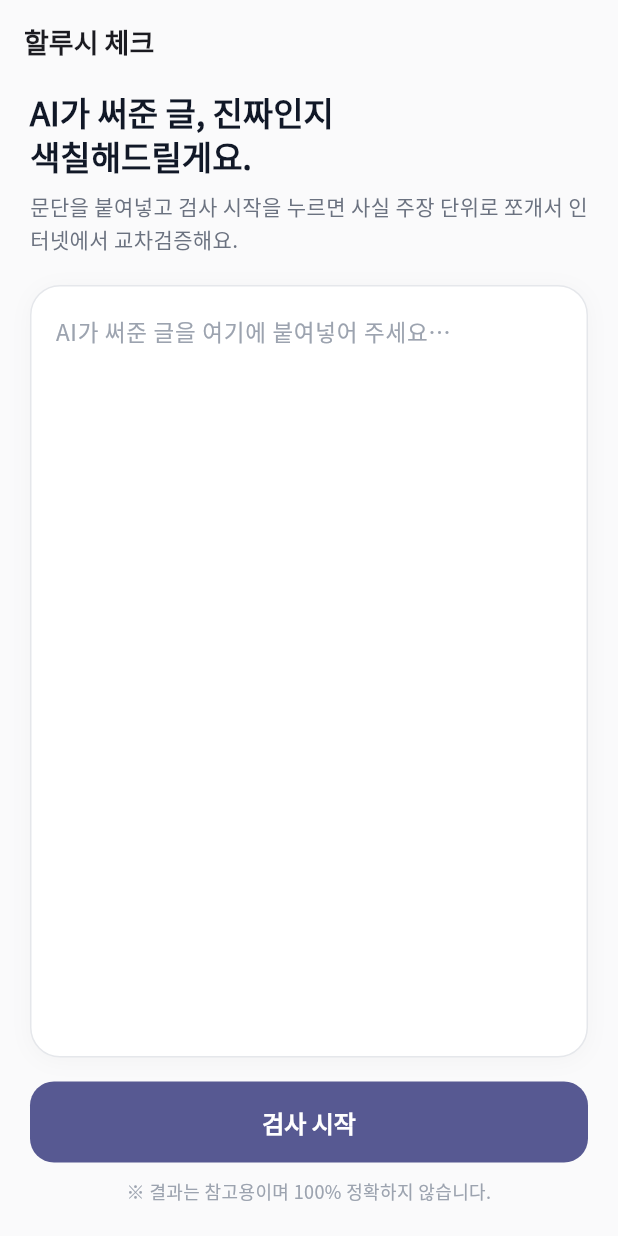
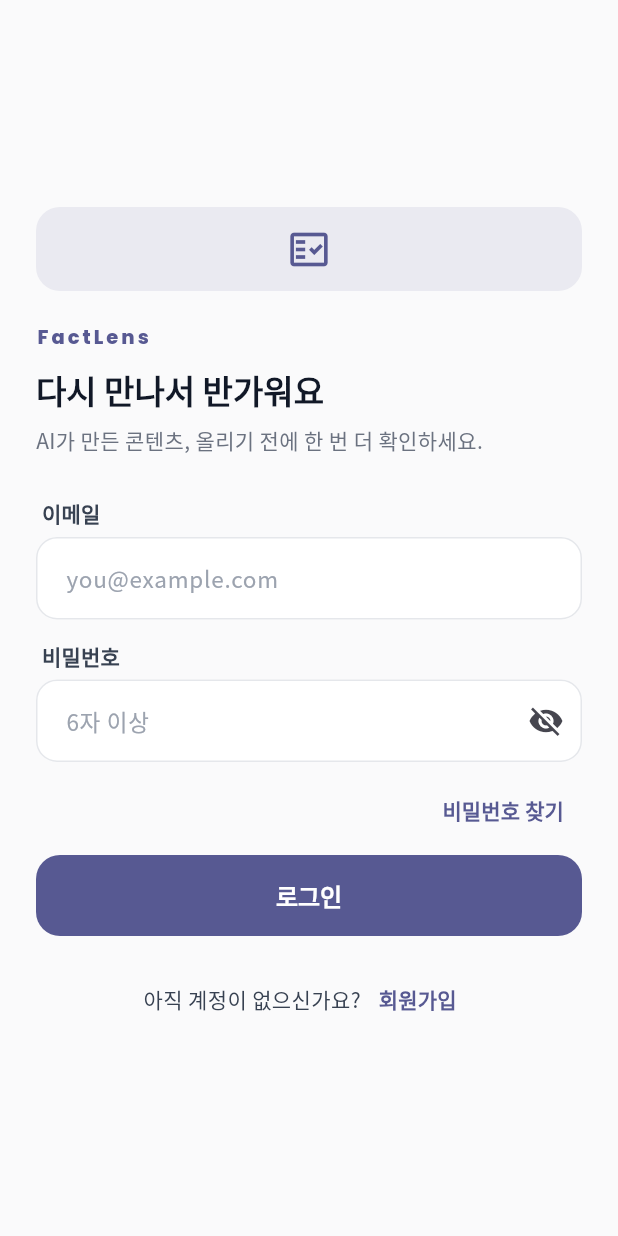
Before and after one commit to aqdevelop/aqdevelop-KKR_AI_hallucination_checkapp, a Flutter app: the screen it shows after launch, on a phone screen of 412 x 824 dp. Run offline on Flutter 3.47's test engine with Material 3 defaults, Android fonts, the phone set to English and light mode, and no system bars; our stand-ins replace dio, firebase_auth, firebase_core, flutter_riverpod, google_fonts; accounts and stored records are empty.

Commit message:
Add Firebase Auth gating (login/signup) to Flutter app
Sets up email/password authentication via firebase_auth as the entry gate to
the app. Firebase config in lib/firebase_options.dart is a placeholder and
must be filled in with values from the user's Firebase Console.

- main.dart: initialize Firebase, route through AuthGate
- lib/state/auth_providers.dart: Riverpod auth state + controller + Korean
  error mapping
- lib/features/auth/auth_gate.dart: stream-driven splash/login/home gate
- lib/features/auth/login_screen.dart: email + password + reset link
- lib/features/auth/signup_screen.dart: email + password + confirm
- lib/features/auth/auth_scaffold.dart: shared FactLens-branded shell
- input_screen.dart: rebrand title to FactLens, retarget copy at shorts
  creators, add account menu with logout

https://claude.ai/code/session_017LmjTM2YLaBWK8mmFvimHJ

```diff
--- /dev/null
+++ b/app/lib/features/auth/auth_gate.dart
@@ -0,0 +1,37 @@
+import 'package:flutter/material.dart';
+import 'package:flutter_riverpod/flutter_riverpod.dart';
+
+import '../../state/auth_providers.dart';
+import '../input/input_screen.dart';
+import 'login_screen.dart';
+
+class AuthGate extends ConsumerWidget {
+  const AuthGate({super.key});
+
+  @override
+  Widget build(BuildContext context, WidgetRef ref) {
+    final auth = ref.watch(authStateProvider);
+    return auth.when(
+      data: (user) => user == null ? const LoginScreen() : const InputScreen(),
+      loading: () => const _Splash(),
+      error: (_, __) => const LoginScreen(),
+    );
+  }
+}
+
+class _Splash extends StatelessWidget {
+  const _Splash();
+
+  @override
+  Widget build(BuildContext context) {
+    return const Scaffold(
+      body: Center(
+        child: SizedBox(
+          width: 28,
+          height: 28,
+          child: CircularProgressIndicator(strokeWidth: 2.4),
+        ),
+      ),
+    );
+  }
+}
--- /dev/null
+++ b/app/lib/features/auth/auth_scaffold.dart
@@ -0,0 +1,88 @@
+import 'package:flutter/material.dart';
+import 'package:google_fonts/google_fonts.dart';
+
+class AuthScaffold extends StatelessWidget {
+  const AuthScaffold({
+    super.key,
+    required this.title,
+    required this.subtitle,
+    required this.child,
+    this.showBack = false,
+  });
+
+  final String title;
+  final String subtitle;
+  final Widget child;
+  final bool showBack;
+
+  @override
+  Widget build(BuildContext context) {
+    final scheme = Theme.of(context).colorScheme;
+    return Scaffold(
+      backgroundColor: scheme.surface,
+      appBar: showBack
+          ? AppBar(
+              backgroundColor: Colors.transparent,
+              elevation: 0,
+              leading: IconButton(
+                icon: const Icon(Icons.arrow_back),
+                onPressed: () => Navigator.of(context).maybePop(),
+              ),
+            )
+          : null,
+      body: SafeArea(
+        child: Center(
+          child: SingleChildScrollView(
+            padding: const EdgeInsets.symmetric(horizontal: 24),
+            child: ConstrainedBox(
+              constraints: const BoxConstraints(maxWidth: 420),
+              child: Column(
+                crossAxisAlignment: CrossAxisAlignment.stretch,
+                children: [
+                  if (!showBack) const SizedBox(height: 28),
+                  Container(
+                    width: 56,
+                    height: 56,
+                    decoration: BoxDecoration(
+                      color: scheme.primary.withValues(alpha: 0.10),
+                      borderRadius: BorderRadius.circular(16),
+                    ),
+                    child: Icon(Icons.fact_check_outlined, color: scheme.primary, size: 30),
+                  ),
+                  const SizedBox(height: 20),
+                  Text(
+                    'FactLens',
+                    style: GoogleFonts.poppins(
+                      fontWeight: FontWeight.w800,
+                      fontSize: 13,
+                      letterSpacing: 2,
+                      color: scheme.primary,
+                    ),
+                  ),
+                  const SizedBox(height: 12),
+                  Text(
+                    title,
+                    style: Theme.of(context).textTheme.headlineSmall?.copyWith(
+                          color: const Color(0xFF111827),
+                          height: 1.25,
+                        ),
+                  ),
+                  const SizedBox(height: 8),
+                  Text(
+                    subtitle,
+                    style: Theme.of(context).textTheme.bodyMedium?.copyWith(
+                          color: const Color(0xFF6B7280),
+                        ),
+                  ),
+                  const SizedBox(height: 28),
+                  child,
+                  const SizedBox(height: 24),
+                ],
+              ),
+            ),
+          ),
+        ),
+      ),
+    );
+  }
+}
--- /dev/null
+++ b/app/lib/features/auth/login_screen.dart
@@ -0,0 +1,213 @@
+import 'package:flutter/material.dart';
+import 'package:flutter_riverpod/flutter_riverpod.dart';
+
+import '../../state/auth_providers.dart';
+import 'auth_scaffold.dart';
+import 'signup_screen.dart';
+
+class LoginScreen extends ConsumerStatefulWidget {
+  const LoginScreen({super.key});
+
+  @override
+  ConsumerState<LoginScreen> createState() => _LoginScreenState();
+}
+
+class _LoginScreenState extends ConsumerState<LoginScreen> {
+  final _formKey = GlobalKey<FormState>();
+  final _emailController = TextEditingController();
+  final _passwordController = TextEditingController();
+  bool _loading = false;
+  bool _obscure = true;
+
+  @override
+  void dispose() {
+    _emailController.dispose();
+    _passwordController.dispose();
+    super.dispose();
+  }
+
+  Future<void> _signIn() async {
+    if (!_formKey.currentState!.validate()) return;
+    setState(() => _loading = true);
+    try {
+      await ref.read(authControllerProvider).signIn(
+            _emailController.text,
+            _passwordController.text,
+          );
+    } catch (e) {
+      if (!mounted) return;
+      ScaffoldMessenger.of(context).showSnackBar(
+        SnackBar(content: Text(firebaseErrorMessage(e))),
+      );
+    } finally {
+      if (mounted) setState(() => _loading = false);
+    }
+  }
+
+  Future<void> _sendReset() async {
+    final email = _emailController.text.trim();
+    if (email.isEmpty || !email.contains('@')) {
+      ScaffoldMessenger.of(context).showSnackBar(
+        const SnackBar(content: Text('이메일을 먼저 입력해주세요.')),
+      );
+      return;
+    }
+    try {
+      await ref.read(authControllerProvider).sendPasswordReset(email);
+      if (!mounted) return;
+      ScaffoldMessenger.of(context).showSnackBar(
+        SnackBar(content: Text('재설정 메일을 보냈어요. ($email)')),
+      );
+    } catch (e) {
+      if (!mounted) return;
+      ScaffoldMessenger.of(context).showSnackBar(
+        SnackBar(content: Text(firebaseErrorMessage(e))),
+      );
+    }
+  }
+
+  @override
+  Widget build(BuildContext context) {
+    return AuthScaffold(
+      title: '다시 만나서 반가워요',
+      subtitle: 'AI가 만든 콘텐츠, 올리기 전에 한 번 더 확인하세요.',
+      child: Form(
+        key: _formKey,
+        child: Column(
+          crossAxisAlignment: CrossAxisAlignment.stretch,
+          children: [
+            _Field(
+              controller: _emailController,
+              label: '이메일',
+              hint: 'you@example.com',
+              keyboardType: TextInputType.emailAddress,
+              validator: (v) {
+                final t = v?.trim() ?? '';
+                if (t.isEmpty) return '이메일을 입력해주세요.';
+                if (!t.contains('@')) return '이메일 형식이 올바르지 않아요.';
+                return null;
+              },
+            ),
+            const SizedBox(height: 14),
+            _Field(
+              controller: _passwordController,
+              label: '비밀번호',
+              hint: '6자 이상',
+              obscure: _obscure,
+              suffix: IconButton(
+                icon: Icon(_obscure ? Icons.visibility_off : Icons.visibility),
+                onPressed: () => setState(() => _obscure = !_obscure),
+              ),
+              validator: (v) {
+                if ((v ?? '').isEmpty) return '비밀번호를 입력해주세요.';
+                return null;
+              },
+            ),
+            const SizedBox(height: 8),
+            Align(
+              alignment: Alignment.centerRight,
+              child: TextButton(
+                onPressed: _sendReset,
+                child: const Text('비밀번호 찾기'),
+              ),
+            ),
+            const SizedBox(height: 6),
+            FilledButton(
+              onPressed: _loading ? null : _signIn,
+              child: _loading
+                  ? const SizedBox(
+                      width: 20,
+                      height: 20,
+                      child: CircularProgressIndicator(strokeWidth: 2.4, color: Colors.white),
+                    )
+                  : const Text('로그인'),
+            ),
+            const SizedBox(height: 18),
+            Row(
+              mainAxisAlignment: MainAxisAlignment.center,
+              children: [
+                Text(
+                  '아직 계정이 없으신가요?',
+                  style: Theme.of(context).textTheme.bodyMedium,
+                ),
+                TextButton(
+                  onPressed: () {
+                    Navigator.of(context).push(
+                      MaterialPageRoute(builder: (_) => const SignupScreen()),
+                    );
+                  },
+                  child: const Text('회원가입'),
+                ),
+              ],
+            ),
+          ],
+        ),
+      ),
+    );
+  }
+}
+
+class _Field extends StatelessWidget {
+  const _Field({
+    required this.controller,
+    required this.label,
+    required this.hint,
+    this.obscure = false,
+    this.suffix,
+    this.keyboardType,
+    this.validator,
+  });
+
+  final TextEditingController controller;
+  final String label;
+  final String hint;
+  final bool obscure;
+  final Widget? suffix;
+  final TextInputType? keyboardType;
+  final String? Function(String?)? validator;
+
+  @override
+  Widget build(BuildContext context) {
+    return Column(
+      crossAxisAlignment: CrossAxisAlignment.start,
+      children: [
+        Padding(
+          padding: const EdgeInsets.only(left: 4, bottom: 6),
+          child: Text(
+            label,
+            style: Theme.of(context).textTheme.labelLarge?.copyWith(
+                  color: const Color(0xFF374151),
+                ),
+          ),
+        ),
+        TextFormField(
+          controller: controller,
+          obscureText: obscure,
+          keyboardType: keyboardType,
+          autocorrect: false,
+          enableSuggestions: false,
+          validator: validator,
+          decoration: InputDecoration(
+            hintText: hint,
+            suffixIcon: suffix,
+            filled: true,
+            fillColor: Colors.white,
+            contentPadding: const EdgeInsets.symmetric(horizontal: 16, vertical: 14),
+            border: OutlineInputBorder(
+              borderRadius: BorderRadius.circular(14),
+              borderSide: const BorderSide(color: Color(0xFFE5E7EB)),
+            ),
+            enabledBorder: OutlineInputBorder(
+              borderRadius: BorderRadius.circular(14),
+              borderSide: const BorderSide(color: Color(0xFFE5E7EB)),
+            ),
+            focusedBorder: OutlineInputBorder(
+              borderRadius: BorderRadius.circular(14),
+              borderSide: BorderSide(color: Theme.of(context).colorScheme.primary, width: 1.6),
+            ),
+          ),
+        ),
+      ],
+    );
+  }
+}
--- a/app/lib/main.dart
+++ b/app/lib/main.dart
@@ -1,10 +1,14 @@
+import 'package:firebase_core/firebase_core.dart';
 import 'package:flutter/material.dart';
 import 'package:flutter_riverpod/flutter_riverpod.dart';
 
 import 'core/theme.dart';
-import 'features/input/input_screen.dart';
+import 'features/auth/auth_gate.dart';
+import 'firebase_options.dart';
 
-void main() {
+Future<void> main() async {
+  WidgetsFlutterBinding.ensureInitialized();
+  await Firebase.initializeApp(options: DefaultFirebaseOptions.currentPlatform);
   runApp(const ProviderScope(child: FactCheckApp()));
 }
 
@@ -14,9 +18,9 @@ class FactCheckApp extends StatelessWidget {
   @override
   Widget build(BuildContext context) {
     return MaterialApp(
-      title: '할루시 체크',
+      title: 'FactLens',
       theme: buildTheme(),
-      home: const InputScreen(),
+      home: const AuthGate(),
       debugShowCheckedModeBanner: false,
     );
   }
--- /dev/null
+++ b/app/lib/state/auth_providers.dart
@@ -0,0 +1,59 @@
+import 'package:firebase_auth/firebase_auth.dart';
+import 'package:flutter_riverpod/flutter_riverpod.dart';
+
+final firebaseAuthProvider = Provider<FirebaseAuth>((ref) => FirebaseAuth.instance);
+
+final authStateProvider = StreamProvider<User?>((ref) {
+  return ref.watch(firebaseAuthProvider).authStateChanges();
+});
+
+class AuthController {
+  AuthController(this._auth);
+
+  final FirebaseAuth _auth;
+
+  Future<void> signIn(String email, String password) async {
+    await _auth.signInWithEmailAndPassword(email: email.trim(), password: password);
+  }
+
+  Future<void> signUp(String email, String password) async {
+    await _auth.createUserWithEmailAndPassword(email: email.trim(), password: password);
+  }
+
+  Future<void> sendPasswordReset(String email) async {
+    await _auth.sendPasswordResetEmail(email: email.trim());
+  }
+
+  Future<void> signOut() => _auth.signOut();
+}
+
+final authControllerProvider = Provider<AuthController>((ref) {
+  return AuthController(ref.watch(firebaseAuthProvider));
+});
+
+String firebaseErrorMessage(Object error) {
+  if (error is FirebaseAuthException) {
+    switch (error.code) {
+      case 'invalid-email':
+        return '이메일 형식이 올바르지 않습니다.';
+      case 'user-disabled':
+        return '비활성화된 계정입니다.';
+      case 'user-not-found':
+        return '등록되지 않은 이메일입니다.';
+      case 'wrong-password':
+      case 'invalid-credential':
+        return '이메일 또는 비밀번호가 올바르지 않습니다.';
+      case 'email-already-in-use':
+        return '이미 가입된 이메일입니다.';
+      case 'weak-password':
+        return '비밀번호는 6자 이상이어야 합니다.';
+      case 'too-many-requests':
+        return '잠시 후 다시 시도해주세요.';
+      case 'network-request-failed':
+        return '네트워크 연결을 확인해주세요.';
+      default:
+        return error.message ?? '오류가 발생했습니다. (${error.code})';
+    }
+  }
+  return error.toString();
+}
--- a/app/pubspec.yaml
+++ b/app/pubspec.yaml
@@ -15,6 +15,8 @@ dependencies:
   shared_preferences: ^2.3.2
   url_launcher: ^6.3.0
   google_fonts: ^6.2.1
+  firebase_core: ^3.6.0
+  firebase_auth: ^5.3.1
 
 dev_dependencies:
   flutter_test:
```
Also changed, not shown: app/lib/features/auth/signup_screen.dart (added, +197 -0 lines), app/lib/features/input/input_screen.dart (+54 -4 lines), app/lib/firebase_options.dart (added).
